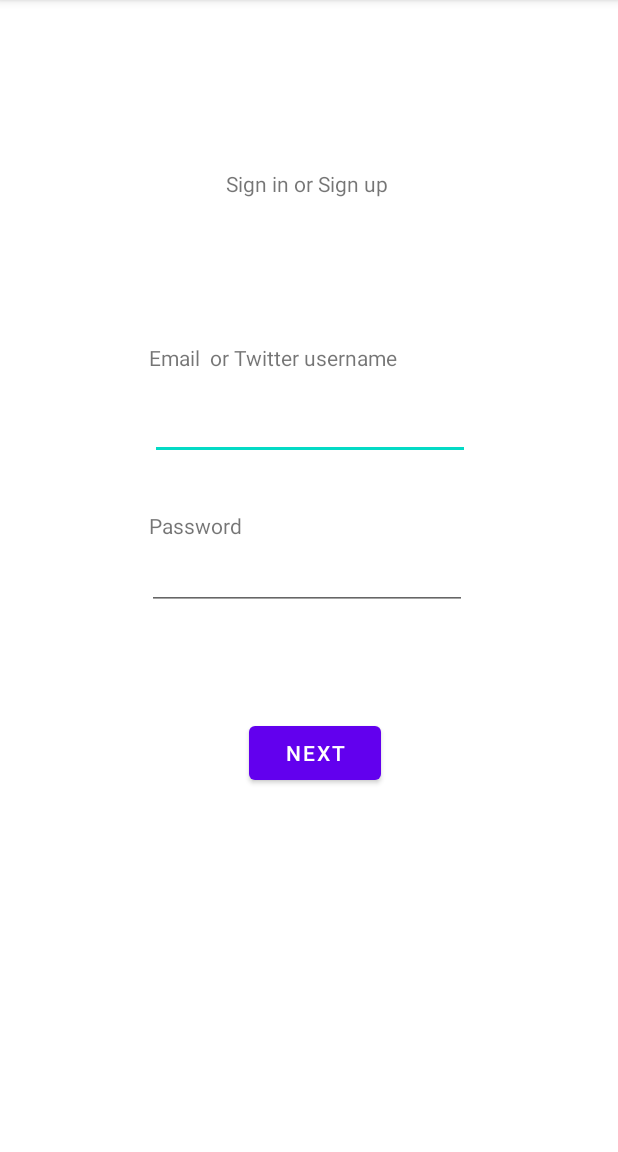
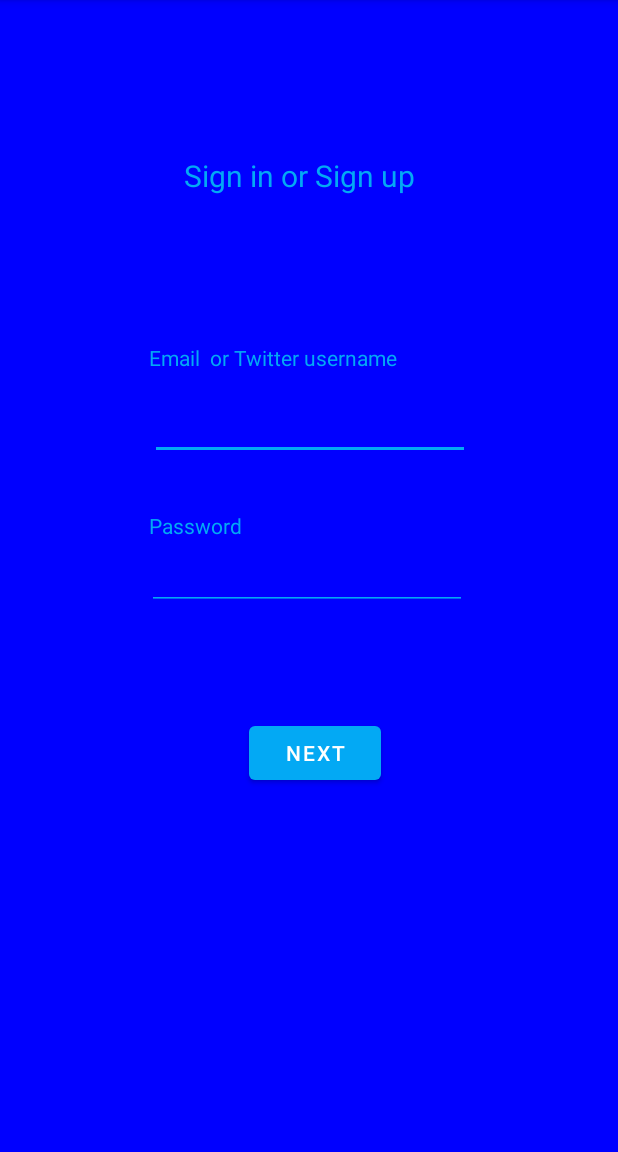
Before and after one commit to SeanOConnor8101/GroupProjectApp, an Android app: the screen it shows after launch (MainActivity), on a phone screen of 412 x 824 dp, the part 84-1236 px from its top. Run offline under Robolectric (Android 15) with nearby library versions, the phone set to English and light mode, and no system bars; our stand-ins replace Firebase (no records; nobody signed in at launch, a user with empty details on screens opened directly).

Commit message:
week3 of sprint3 9/12/22

```diff
--- a/app/src/main/java/com/example/loginscreen/MainActivity.java
+++ b/app/src/main/java/com/example/loginscreen/MainActivity.java
@@ -61,4 +61,5 @@ public class MainActivity extends AppCompatActivity {
         Intent intent = new Intent(this, MainActivity2.class);
         startActivity(intent);
     }
+
 }
--- a/app/src/main/res/layout/activity_main.xml
+++ b/app/src/main/res/layout/activity_main.xml
@@ -4,9 +4,11 @@
     xmlns:tools="http://schemas.android.com/tools"
     android:layout_width="match_parent"
     android:layout_height="match_parent"
-    tools:context=".MainActivity">
+    tools:context=".MainActivity"
+    android:background="#0000FF">
 
     <EditText
+        app:backgroundTint="#03A9F4"
         android:id="@+id/emailAddress"
         android:layout_width="wrap_content"
         android:layout_height="wrap_content"
@@ -20,6 +22,7 @@
         app:layout_constraintVertical_bias="0.362" />
 
     <EditText
+        app:backgroundTint="#03A9F4"
         android:id="@+id/passWord"
         android:layout_width="wrap_content"
         android:layout_height="wrap_content"
@@ -32,6 +35,7 @@
         app:layout_constraintTop_toTopOf="parent" />
 
     <Button
+        app:backgroundTint="#03A9F4"
         android:id="@+id/Next1"
         android:layout_width="wrap_content"
         android:layout_height="wrap_content"
@@ -44,6 +48,7 @@
         app:layout_constraintVertical_bias="0.664" />
 
     <TextView
+        android:textColor="#03A9F4"
         android:id="@+id/textViewEmail"
         android:layout_width="218dp"
         android:layout_height="30dp"
@@ -56,6 +61,7 @@
         app:layout_constraintVertical_bias="0.31" />
 
     <TextView
+        android:textColor="#03A9F4"
         android:id="@+id/textViewPassword"
         android:layout_width="wrap_content"
         android:layout_height="wrap_content"
@@ -69,13 +75,15 @@
 
     <TextView
         android:id="@+id/SignInTitle"
-        android:layout_width="110dp"
-        android:layout_height="24dp"
+        android:layout_width="167dp"
+        android:layout_height="60dp"
         android:text="Sign in or Sign up"
+        android:textColor="#03A9F4"
+        android:textSize="20sp"
         app:layout_constraintBottom_toBottomOf="parent"
         app:layout_constraintEnd_toEndOf="parent"
-        app:layout_constraintHorizontal_bias="0.498"
+        app:layout_constraintHorizontal_bias="0.502"
         app:layout_constraintStart_toStartOf="parent"
         app:layout_constraintTop_toTopOf="parent"
-        app:layout_constraintVertical_bias="0.151" />
+        app:layout_constraintVertical_bias="0.146" />
 </androidx.constraintlayout.widget.ConstraintLayout>
```
Also changed, not shown: app/src/main/res/layout/activity_main10.xml (+6 -1 lines), app/src/main/res/layout/activity_main11.xml (+12 -6 lines), app/src/main/res/layout/activity_main2.xml (+9 -1 lines), app/src/main/res/layout/activity_main3.xml (+10 -1 lines), app/src/main/res/layout/activity_main4.xml (+13 -1 lines), app/src/main/res/layout/activity_main5.xml (+8 -1 lines), app/src/main/res/layout/activity_main6.xml (+9 -1 lines), app/src/main/res/layout/activity_main7.xml (+10 -5 lines), app/src/main/res/layout/activity_main8.xml (+6 -1 lines), app/src/main/res/layout/activity_main9.xml (+11 -3 lines).
